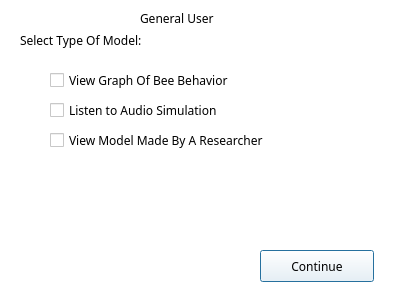
Qt form LoginGUI/secondwindow.ui (ShihoVN/HiveChime) before a commit.
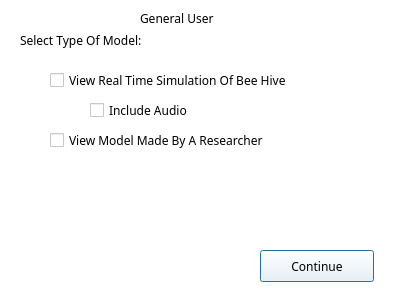
The same form after that commit.

Commit message: Added to alert class and made changes in the GUI

What changed in the file:
```diff
--- a/LoginGUI/secondwindow.ui
+++ b/LoginGUI/secondwindow.ui
@@ -514,8 +514,8 @@
     <rect>
      <x>50</x>
      <y>70</y>
-     <width>201</width>
-     <height>20</height>
+     <width>281</width>
+     <height>21</height>
     </rect>
    </property>
    <property name="font">
@@ -524,15 +524,15 @@
     </font>
    </property>
    <property name="text">
-    <string>View Graph Of Bee Behavior</string>
+    <string>View Real Time Simulation Of Bee Hive</string>
    </property>
   </widget>
   <widget class="QCheckBox" name="checkBox_2">
    <property name="geometry">
     <rect>
-     <x>50</x>
+     <x>90</x>
      <y>100</y>
-     <width>201</width>
+     <width>131</width>
      <height>21</height>
     </rect>
    </property>
@@ -542,7 +542,7 @@
     </font>
    </property>
    <property name="text">
-    <string>Listen to Audio Simulation</string>
+    <string>Include Audio</string>
    </property>
   </widget>
   <widget class="QCheckBox" name="checkBox_3">
```
The commit also changes 7 other files.
